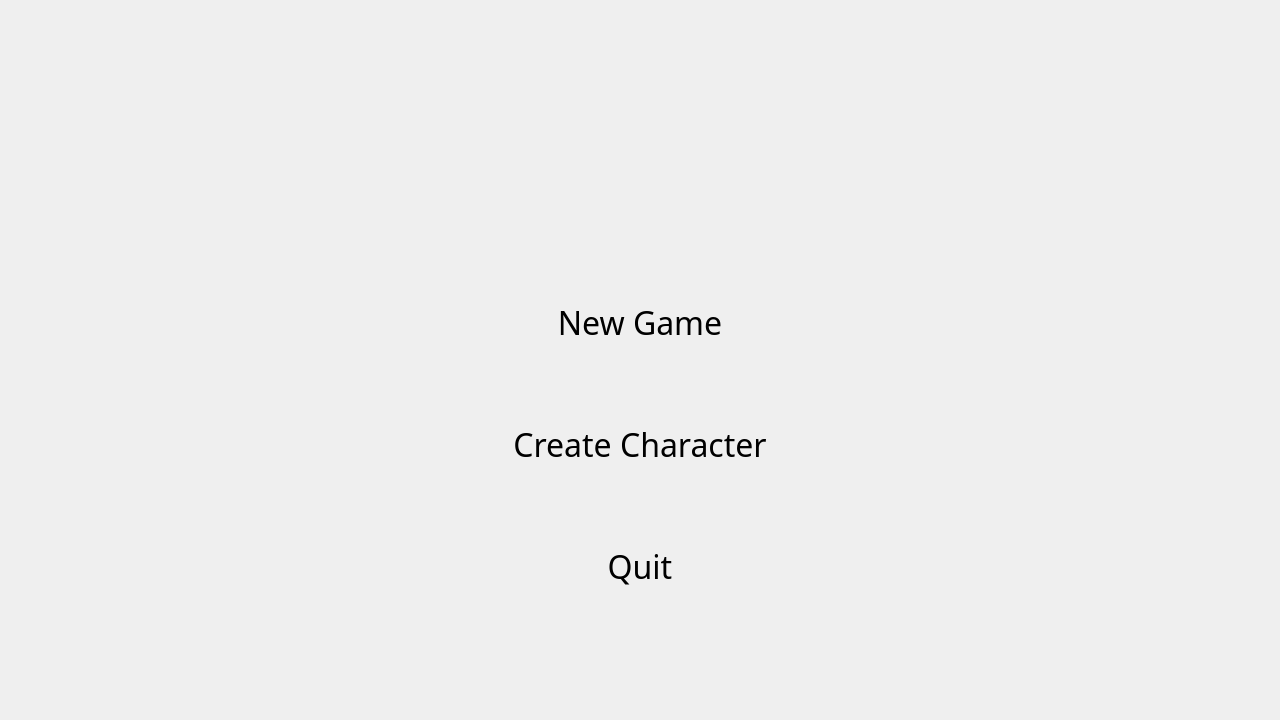
Stryse/DungeonGame, file src/views/ui/mainwindow.ui: the form before one commit.
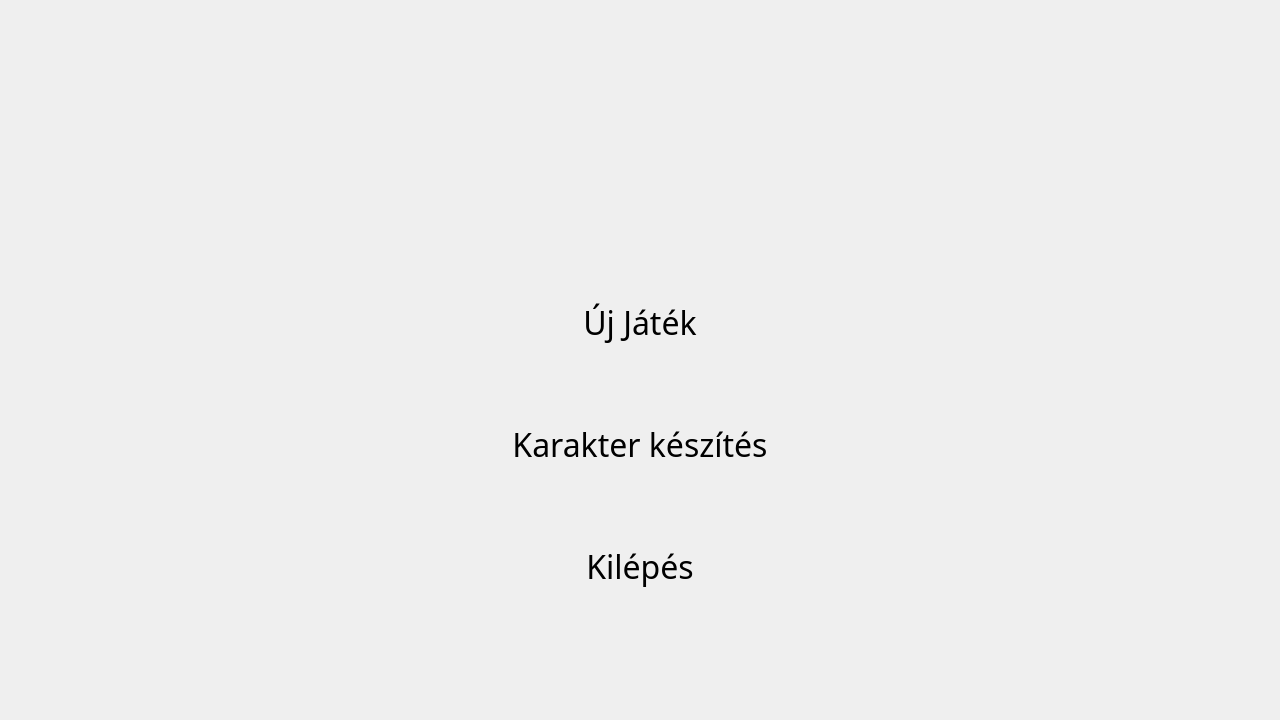
The form after the commit. Icons and pictures are not drawn.

```diff
--- a/src/views/ui/mainwindow.ui
+++ b/src/views/ui/mainwindow.ui
@@ -152,7 +152,7 @@
 }</string>
          </property>
          <property name="text">
-          <string>New Game</string>
+          <string>Új Játék</string>
          </property>
          <property name="flat">
           <bool>true</bool>
@@ -198,7 +198,7 @@
 }</string>
          </property>
          <property name="text">
-          <string>Create Character</string>
+          <string>Karakter készítés</string>
          </property>
          <property name="flat">
           <bool>true</bool>
@@ -244,7 +244,7 @@
 }</string>
          </property>
          <property name="text">
-          <string>Quit</string>
+          <string>Kilépés</string>
          </property>
          <property name="shortcut">
           <string>Esc</string>
```
Left out of the diff: 2 changed lines with no effect on the pictures.
